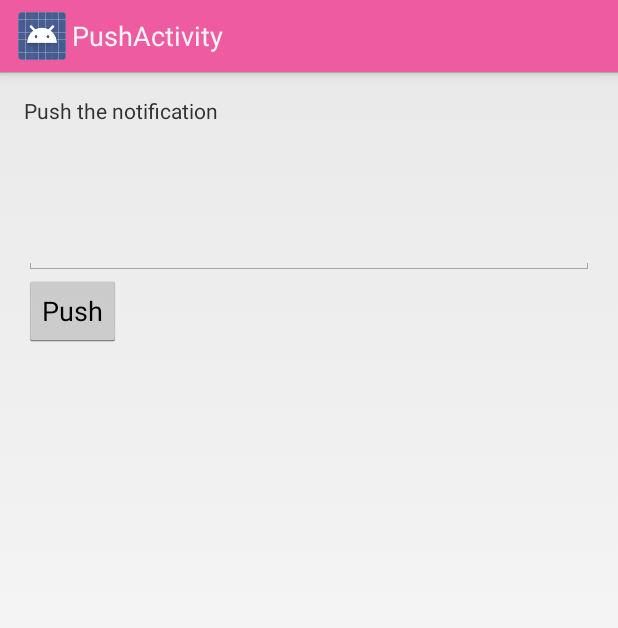
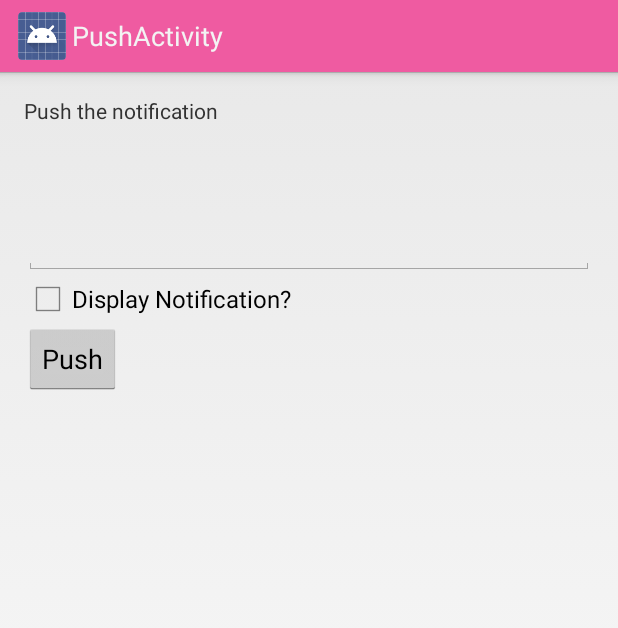
Before and after one commit to thotegowda/awayday2014, an Android app: the PushActivity screen opened directly, with no data from a screen before it, after a tap on "Push", on a phone screen of 412 x 824 dp. Shown: the top 628 px of the screen. Run offline under Robolectric (Android 15) with nearby library versions, the phone set to English and light mode, and no system bars.

Commit message:
Thote | Persisting Notifications using sugar framework and also facilty to pass messages between devices using parse framework.

```diff
--- a/app/src/main/java/com/twi/awayday2014/HomeActivity.java
+++ b/app/src/main/java/com/twi/awayday2014/HomeActivity.java
@@ -4,6 +4,7 @@ import android.app.Activity;
 import android.app.Fragment;
 import android.app.FragmentManager;
 import android.app.FragmentTransaction;
+import android.content.Intent;
 import android.content.res.Configuration;
 import android.net.Uri;
 import android.os.Bundle;
@@ -189,6 +190,11 @@ public class HomeActivity extends Activity {
         }
     }
 
+    @Override
+    protected void onNewIntent(Intent intent) {
+        super.onNewIntent(intent);
+    }
+
     public Fragment getFragment(int position) {
         Fragment fragment = getFragmentManager().findFragmentById(position);
         if (fragment == null) {
--- a/app/src/main/java/com/twi/awayday2014/PushActivity.java
+++ b/app/src/main/java/com/twi/awayday2014/PushActivity.java
@@ -3,13 +3,17 @@ package com.twi.awayday2014;
 import android.app.Activity;
 import android.os.Bundle;
 import android.view.View;
+import android.widget.CheckBox;
 import android.widget.TextView;
 import com.parse.ParsePush;
+import org.json.JSONException;
+import org.json.JSONObject;
 
 
 public class PushActivity extends Activity {
 
     private TextView notificationText;
+    private CheckBox displayNotification;
 
     @Override
     protected void onCreate(Bundle savedInstanceState) {
@@ -17,23 +21,40 @@ public class PushActivity extends Activity {
 
         setContentView(R.layout.activity_push);
 
+        displayNotification = (CheckBox) findViewById(R.id.display_notification);
+
         notificationText = (TextView) findViewById(R.id.notification_text);
         findViewById(R.id.push_it).setOnClickListener(new View.OnClickListener() {
             @Override
             public void onClick(View view) {
-                pushIt();
+                pushIt(displayNotification.isChecked());
                 notificationText.setText("");
             }
         });
     }
 
-    private void pushIt() {
+    private void pushIt(boolean notificationEnabled) {
+        try {
             String message = notificationText.getText().toString().trim();
-        if (message.length() > 5) {
+            if (message.length() > 1) {
                 ParsePush push = new ParsePush();
                 push.setChannel("AwayDay");
+                if (notificationEnabled) {
                     push.setMessage(message);
+                } else {
+                    JSONObject data = new JSONObject();
+                    data.put("action", "com.twi.awayday2014.UPDATE_STATUS");
+                    data.put("name", "Thote");
+                    data.put("message", message);
+                    push.setData(data);
+                }
                 push.sendInBackground();
             }
+        } catch (JSONException e) {
+            e.printStackTrace();
+            throw new RuntimeException(e);
+        };
+
+
     }
 }
--- a/app/src/main/res/layout/activity_push.xml
+++ b/app/src/main/res/layout/activity_push.xml
@@ -19,6 +19,11 @@
             android:layout_width="fill_parent"
             android:layout_height="100dp"/>
 
+    <CheckBox
+            android:id="@+id/display_notification"
+            android:layout_width="wrap_content"
+            android:layout_height="wrap_content"
+            android:text="@string/diplay_notification"/>
     <Button
             android:id="@+id/push_it"
             android:layout_width="wrap_content"
--- a/app/src/main/res/values/strings.xml
+++ b/app/src/main/res/values/strings.xml
@@ -25,5 +25,6 @@
     <string name="push_header">Push the notification</string>
     <string name="push">Push</string>
     <string name="playerview_text">Youtube Video</string>
+    <string name="diplay_notification">Display Notification?</string>
 
 </resources>
```
Also changed, not shown: app/src/main/AndroidManifest.xml (+13 -1 lines), app/src/main/java/com/twi/awayday2014/AwayDayApplication.java (+23 -1 lines), app/src/main/java/com/twi/awayday2014/PushNotificationReceiver.java (added, +46 -0 lines), app/src/main/java/com/twi/awayday2014/fragments/HomeFragment.java (+13 -9 lines), app/src/main/java/com/twi/awayday2014/models/ShortNotification.java (+9 -3 lines), 2 other files. Lines whose indentation alone changed are shown as unchanged.
